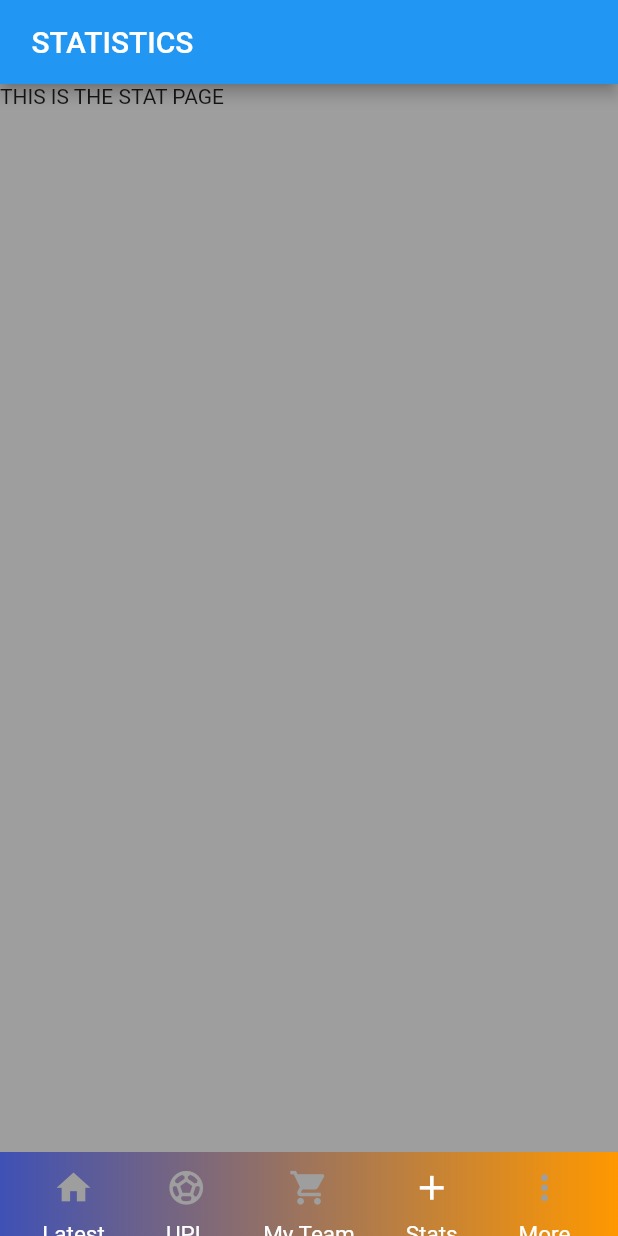
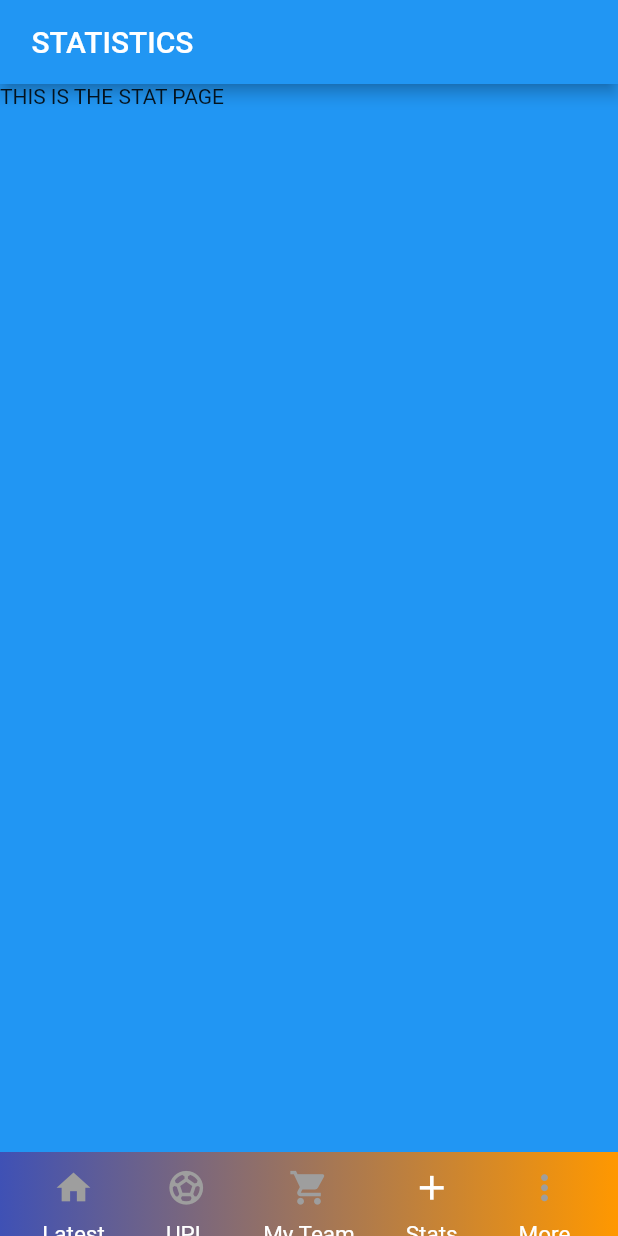
Before and after one commit to eddrinexhakasadiq18/UPL_project, a Flutter app: the screen it shows after launch, item 4 of the bottom bar chosen, on a phone screen of 412 x 824 dp. Run offline on Flutter 3.47's test engine with Material 2 defaults, Android fonts, the light colour scheme and no system bars; our stand-ins replace animated_splash_screen.

Commit message:
My first commit

```diff
--- a/lib/stat.dart
+++ b/lib/stat.dart
@@ -13,7 +13,7 @@ class _StatState extends State<Stat> {
   @override
   Widget build(BuildContext context) {
     return Scaffold(
-      backgroundColor: Colors.grey,
+      backgroundColor: Colors.blue,
       appBar: AppBar(
         title: const Text(" STATISTICS"),
       ),
```
